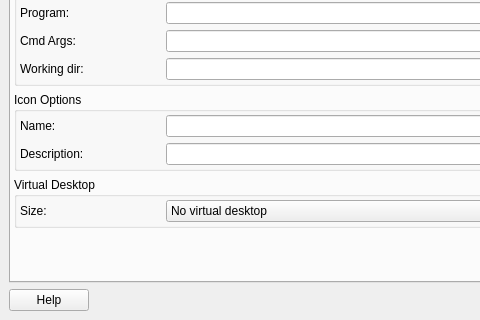
First picture: the form in src/q4wine-gui/uis/IconSettings.ui, repository brezerk/q4wine, before the edit; both pictures show x 0 to 480 and y 100 to 420 of the 680 by 420 pixel window.
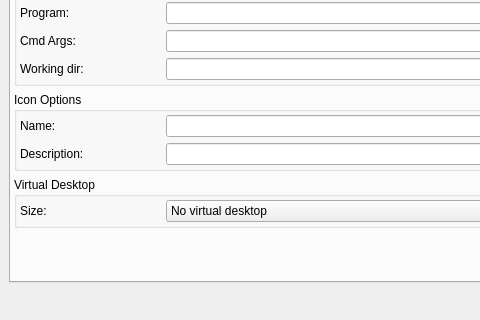
Second picture: the form after the edit. Icons and pictures are not drawn.

```diff
--- a/src/q4wine-gui/uis/IconSettings.ui
+++ b/src/q4wine-gui/uis/IconSettings.ui
@@ -1166,13 +1166,6 @@
       </item>
       <item>
        <layout class="QHBoxLayout">
-        <item>
-         <widget class="QPushButton" name="cmdHelp">
-          <property name="text">
-           <string>Help</string>
-          </property>
-         </widget>
-        </item>
         <item>
          <spacer>
           <property name="orientation">
```
